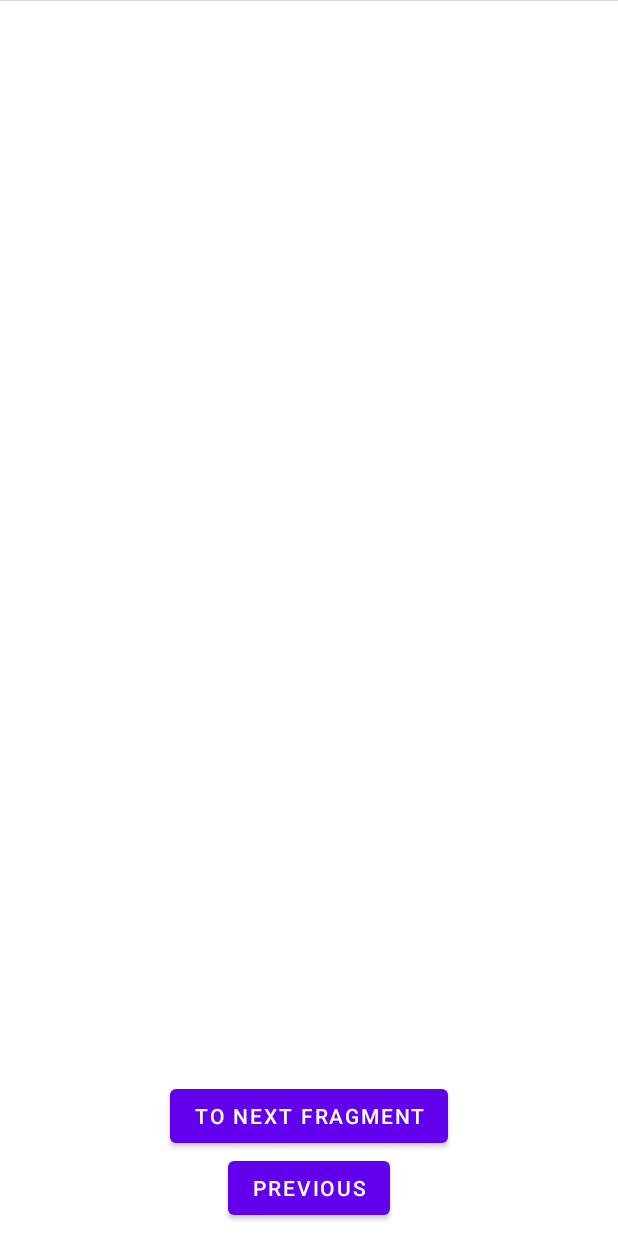
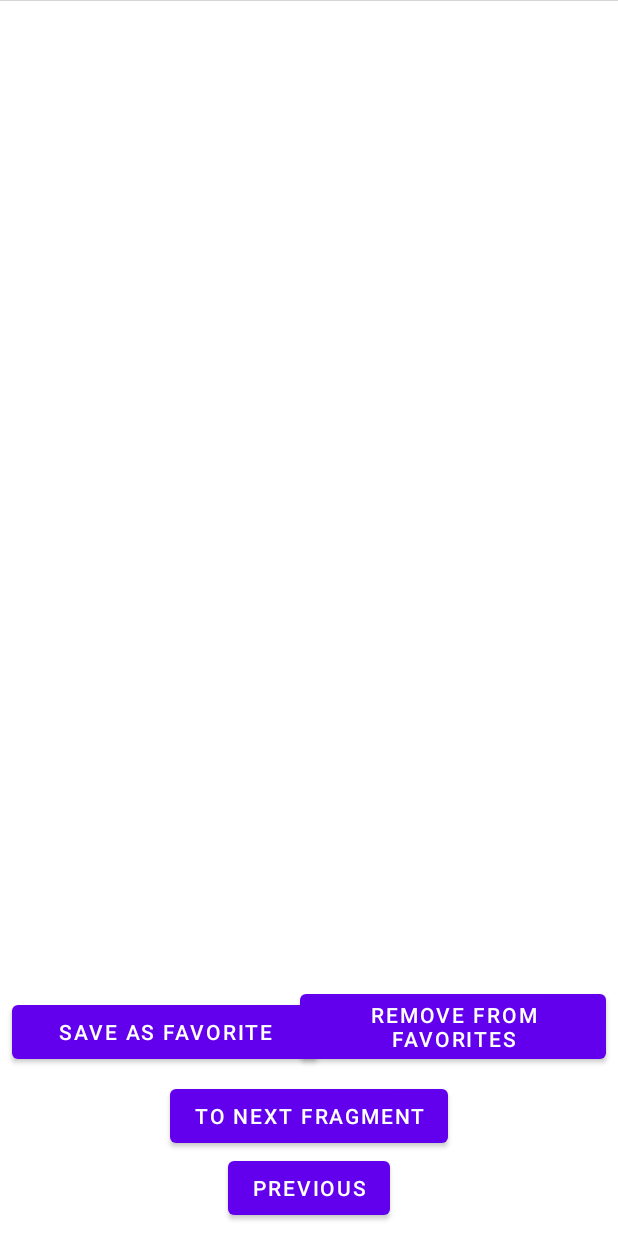
Before and after one commit to isak8748/my-cinema, an Android app: the layout fragment_movie_detail.xml on its own in the app's theme, with its tools: preview values and no code run, on a phone screen of 412 x 824 dp. Run offline under Robolectric (Android 15) with nearby library versions, the phone set to English and light mode, and no system bars.

```diff
--- a/app/src/main/res/layout/fragment_movie_detail.xml
+++ b/app/src/main/res/layout/fragment_movie_detail.xml
@@ -4,6 +4,9 @@
     xmlns:tools="http://schemas.android.com/tools">
 
     <data>
+
+        <import type="android.view.View"/>
+
         <variable
             name="movie"
             type="com.example.mycinema.model.Movie" />
@@ -16,6 +19,9 @@
         <variable
             name="imdb_url"
             type="String" />
+        <variable
+            name="viewmodel"
+            type="com.example.mycinema.viewmodel.MovieDetailViewModel"/>
 
 
     </data>
@@ -33,7 +39,8 @@
             app:layout_constraintEnd_toEndOf="parent"
             app:layout_constraintStart_toStartOf="parent"
             app:layout_constraintTop_toTopOf="parent"
-            tools:src="@tools:sample/avatars" />
+            tools:src="@tools:sample/avatars"
+            android:contentDescription="@string/shows_the_movie_backdrop"/>
 
         <TextView
             android:id="@+id/movie_detail_title"
@@ -44,39 +51,40 @@
             android:text="@{movie.title}"
             android:textSize="18sp"
             app:layout_constraintStart_toStartOf="parent"
-            app:layout_constraintTop_toBottomOf="@+id/movie_detail_backdrop" />
+            app:layout_constraintTop_toBottomOf="@+id/movie_detail_backdrop"
+            android:contentDescription=""/>
 
         <TextView
             android:id="@+id/movie_detail_website"
+            android.textSize="12sp"
             android:layout_width="0dp"
             android:layout_height="wrap_content"
             android:layout_marginStart="8dp"
             android:layout_marginTop="8dp"
             android:autoLink="all"
             android:text="@{movie_detail.website}"
-            android.textSize="12sp"
             app:layout_constraintStart_toStartOf="parent"
             app:layout_constraintTop_toBottomOf="@+id/movie_detail_title" />
 
         <TextView
             android:id="@+id/movie_detail_genres"
+            android.textSize="12sp"
             android:layout_width="wrap_content"
             android:layout_height="wrap_content"
             android:layout_marginStart="8dp"
             android:layout_marginTop="8dp"
             android:text="@{genres_string}"
-            android.textSize="12sp"
             app:layout_constraintStart_toStartOf="parent"
             app:layout_constraintTop_toBottomOf="@+id/movie_detail_website" />
 
         <TextView
             android:id="@+id/movie_detail_imdb"
+            android.textSize="12sp"
             android:layout_width="0dp"
             android:layout_height="wrap_content"
             android:layout_marginStart="8dp"
             android:layout_marginTop="8dp"
             android:autoLink="all"
-            android.textSize="12sp"
             android:text="@{imdb_url.concat(movie_detail.imdb_id)}"
             app:layout_constraintStart_toStartOf="parent"
             app:layout_constraintTop_toBottomOf="@+id/movie_detail_genres" />
@@ -100,5 +108,29 @@
             app:layout_constraintEnd_toEndOf="parent"
             app:layout_constraintStart_toStartOf="parent" />
 
+        <Button
+            android:id="@+id/save_to_database"
+            android:layout_width="204dp"
+            android:layout_height="wrap_content"
+            android:layout_marginStart="8dp"
+            android:layout_marginBottom="8dp"
+            android:onClick="@{ () -> viewmodel.onSaveMovieButtonClicked(movie)}"
+            android:text="@string/save_as_favorite"
+            android:visibility="@{viewmodel.isFavorite  ? View.GONE : View.VISIBLE}"
+            app:layout_constraintBottom_toTopOf="@+id/to_third_fragment"
+            app:layout_constraintStart_toStartOf="parent" />
+
+        <Button
+            android:id="@+id/remove_from_database"
+            android:layout_width="204dp"
+            android:layout_height="wrap_content"
+            android:layout_marginEnd="8dp"
+            android:layout_marginBottom="8dp"
+            android:onClick="@{ () -> viewmodel.onRemoveMovieButtonClicked(movie)}"
+            android:text="@string/remove_from_favorites"
+            android:visibility="@{viewmodel.isFavorite  ? View.VISIBLE : View.GONE}"
+            app:layout_constraintBottom_toTopOf="@+id/to_third_fragment"
+            app:layout_constraintEnd_toEndOf="parent" />
+
     </androidx.constraintlayout.widget.ConstraintLayout>
 </layout>
--- a/app/src/main/res/values/strings.xml
+++ b/app/src/main/res/values/strings.xml
@@ -13,4 +13,7 @@
     <string name="hello_first_fragment">Hello first fragment</string>
     <string name="hello_second_fragment">Hello second fragment. Arg: %1$s</string>
     <string name="movies_are_being_loaded">Movies are being loaded</string>
+    <string name="shows_the_movie_backdrop">Shows the Movie backdrop</string>
+    <string name="save_as_favorite">Save as favorite</string>
+    <string name="remove_from_favorites">Remove from favorites</string>
 </resources>
```
Also changed, not shown: app/src/main/java/com/example/mycinema/MovieDetailFragment.kt (+24 -2 lines), app/src/main/java/com/example/mycinema/MovieListFragment.kt (+14 -0 lines), app/src/main/java/com/example/mycinema/database/CachedDatabase.kt (added, +39 -0 lines), app/src/main/java/com/example/mycinema/database/CachedDatabaseDao.kt (added, +19 -0 lines), app/src/main/java/com/example/mycinema/viewmodel/MovieDetailViewModel.kt (added, +47 -0 lines), app/src/main/java/com/example/mycinema/viewmodel/MovieDetailViewModelFactory.kt (added, +19 -0 lines).
